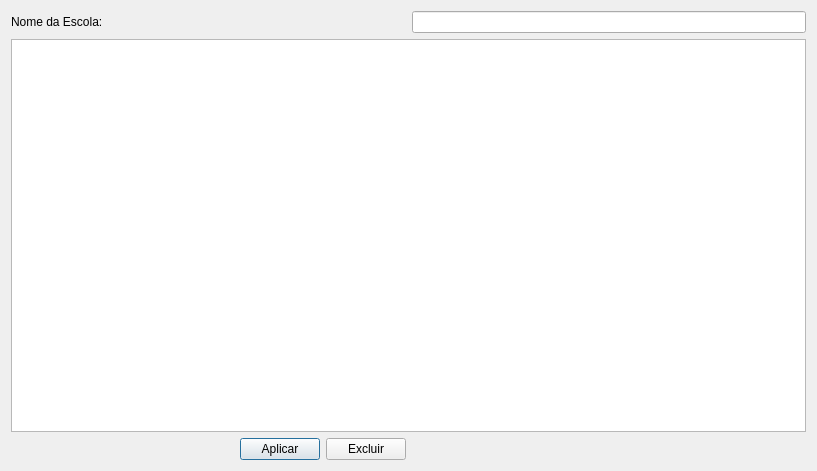
Before: the Qt Designer form src/main/python/ui/widgets/escolaEditar.ui in matheusfillipe/ganec, drawn with Qt 5.
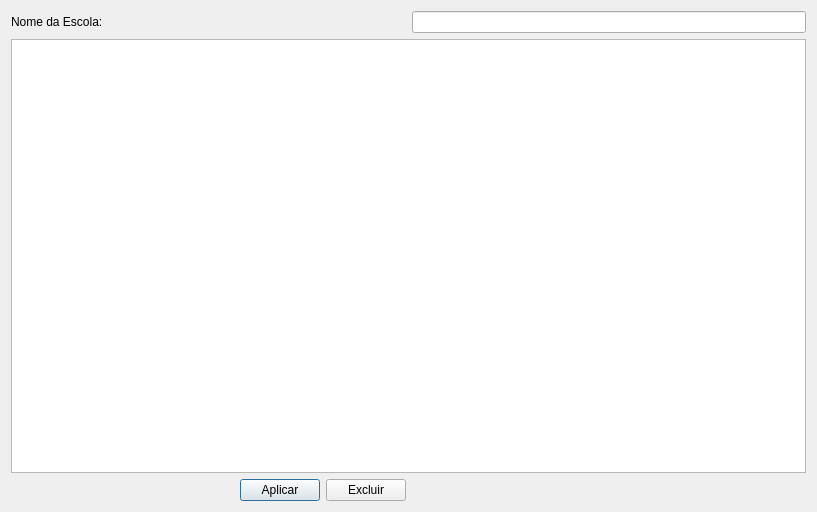
After: the same form once the commit is applied.

The edit to the form file:
```diff
--- a/src/main/python/ui/widgets/escolaEditar.ui
+++ b/src/main/python/ui/widgets/escolaEditar.ui
@@ -7,7 +7,7 @@
     <x>0</x>
     <y>0</y>
     <width>817</width>
-    <height>471</height>
+    <height>512</height>
    </rect>
   </property>
   <property name="windowTitle">
```
